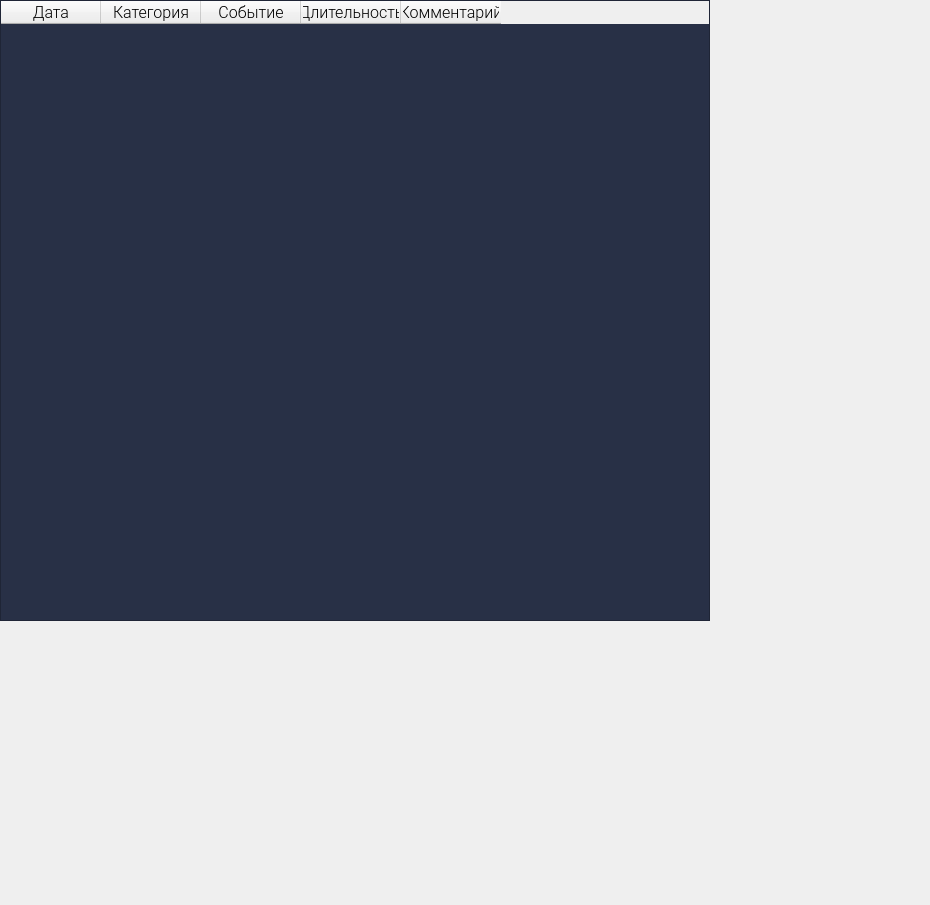
Above: design/table.ui from yurii-bel/project_2021 before the change. Below: the same form after it.
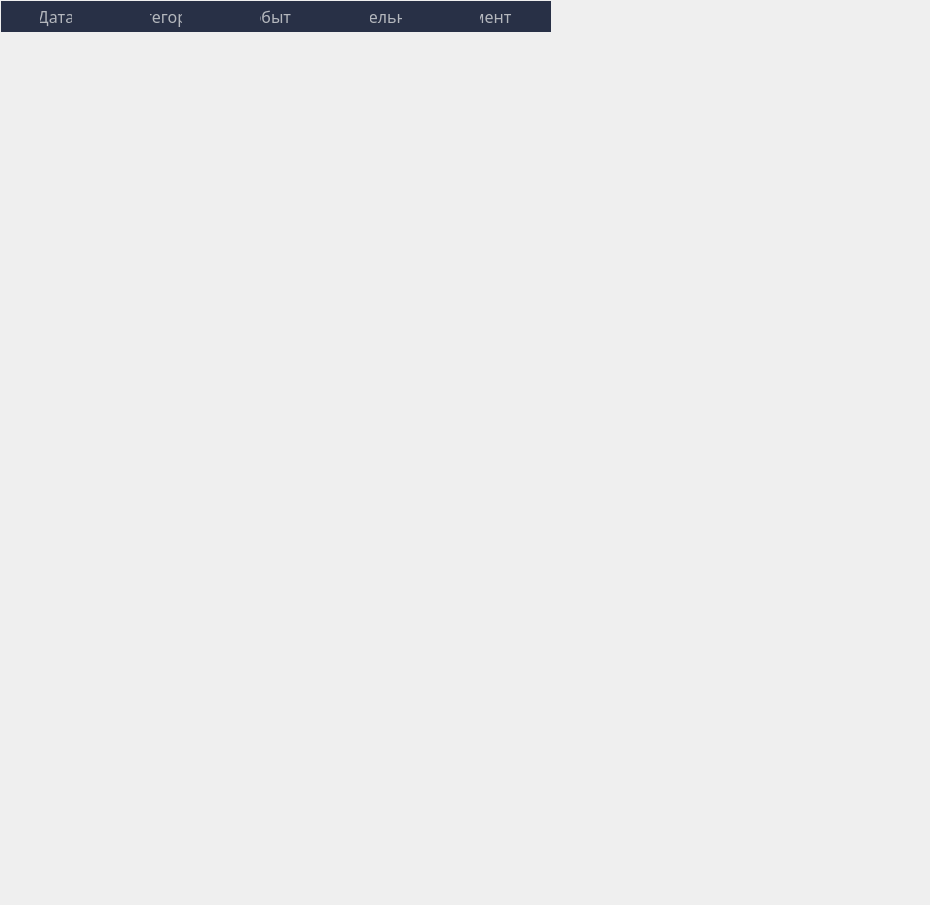
That is the form after the change.

Patch:
```diff
--- a/design/table.ui
+++ b/design/table.ui
@@ -30,7 +30,7 @@
    </property>
    <property name="font">
     <font>
-     <family>Roboto Light</family>
+     <family>Roboto-Light</family>
      <pointsize>12</pointsize>
     </font>
    </property>
@@ -38,30 +38,66 @@
     <bool>true</bool>
    </property>
    <property name="styleSheet">
-    <string notr="true">QTableWidget { 
-background-color: #283046;
-color: rgb(110, 107, 123);
-}</string>
+    <string notr="true">QTableWidget { 	
+	background-color: rgba(0, 0, 0, 0);
+	gridline-color: #3B4253;
+	color: #B4B7BD;
+}
+QTableView QTableCornerButton::section {
+	background-color: rgba(0, 0, 0, 255);
+}
+QTableView QHeaderView::section {
+    padding-left: auto;
+    padding-right: auto;
+}
+QHeaderView::section {
+	background-color: rgb(40, 48, 70);
+    color: #B4B7BD;
+	border: 2px solid rgba(0, 0, 0, 0);
+}
+QHeaderView::section:checked {
+    background-color: rgb(115, 103, 240);
+	color: rgb(255, 255, 255);
+}
+QHeaderView::section:selected {
+	background-color: rgb(0, 85, 0);
+    color: #B4B7BD;
+	border: 2px solid rgba(0, 0, 0, 0);
+}
+QTableWidget::item {
+	color: #B4B7BD;
+}
+QTableWidget::item:selected {
+	background-color: rgb(115, 103, 240);
+	color: rgb(255, 255, 255);
+}
+</string>
    </property>
+   <property name="frameShape">
+    <enum>QFrame::StyledPanel</enum>
+   </property>
+   <property name="rowCount">
+    <number>0</number>
+   </property>
+   <attribute name="horizontalHeaderMinimumSectionSize">
+    <number>39</number>
+   </attribute>
+   <attribute name="horizontalHeaderDefaultSectionSize">
+    <number>110</number>
+   </attribute>
+   <attribute name="verticalHeaderMinimumSectionSize">
+    <number>23</number>
+   </attribute>
    <column>
     <property name="text">
      <string>Дата</string>
     </property>
     <property name="font">
      <font>
-      <family>Roboto Light</family>
+      <family>Roboto-Light</family>
       <pointsize>12</pointsize>
      </font>
     </property>
-    <property name="foreground">
-     <brush brushstyle="NoBrush">
-      <color alpha="255">
-       <red>0</red>
-       <green>0</green>
-       <blue>0</blue>
-      </color>
-     </brush>
-    </property>
    </column>
    <column>
     <property name="text">
@@ -69,19 +105,10 @@
     </property>
     <property name="font">
      <font>
-      <family>Roboto Light</family>
+      <family>Roboto-Light</family>
       <pointsize>12</pointsize>
      </font>
     </property>
-    <property name="foreground">
-     <brush brushstyle="NoBrush">
-      <color alpha="255">
-       <red>0</red>
-       <green>0</green>
-       <blue>0</blue>
-      </color>
-     </brush>
-    </property>
    </column>
    <column>
     <property name="text">
@@ -89,19 +116,10 @@
     </property>
     <property name="font">
      <font>
-      <family>Roboto Light</family>
+      <family>Roboto-Light</family>
       <pointsize>12</pointsize>
      </font>
     </property>
-    <property name="foreground">
-     <brush brushstyle="NoBrush">
-      <color alpha="255">
-       <red>0</red>
-       <green>0</green>
-       <blue>0</blue>
-      </color>
-     </brush>
-    </property>
    </column>
    <column>
     <property name="text">
@@ -109,19 +127,10 @@
     </property>
     <property name="font">
      <font>
-      <family>Roboto Light</family>
+      <family>Roboto-Light</family>
       <pointsize>12</pointsize>
      </font>
     </property>
-    <property name="foreground">
-     <brush brushstyle="NoBrush">
-      <color alpha="255">
-       <red>0</red>
-       <green>0</green>
-       <blue>0</blue>
-      </color>
-     </brush>
-    </property>
    </column>
    <column>
     <property name="text">
@@ -129,19 +138,10 @@
     </property>
     <property name="font">
      <font>
-      <family>Roboto Light</family>
+      <family>Roboto-Light</family>
       <pointsize>12</pointsize>
      </font>
     </property>
-    <property name="foreground">
-     <brush brushstyle="NoBrush">
-      <color alpha="255">
-       <red>0</red>
-       <green>0</green>
-       <blue>0</blue>
-      </color>
-     </brush>
-    </property>
    </column>
   </widget>
  </widget>
```
